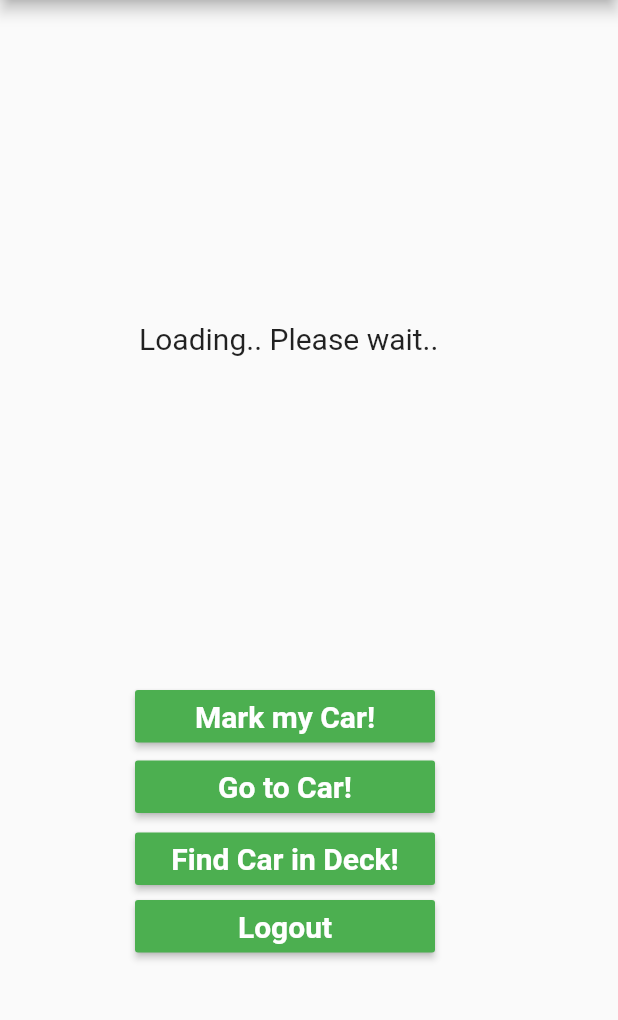
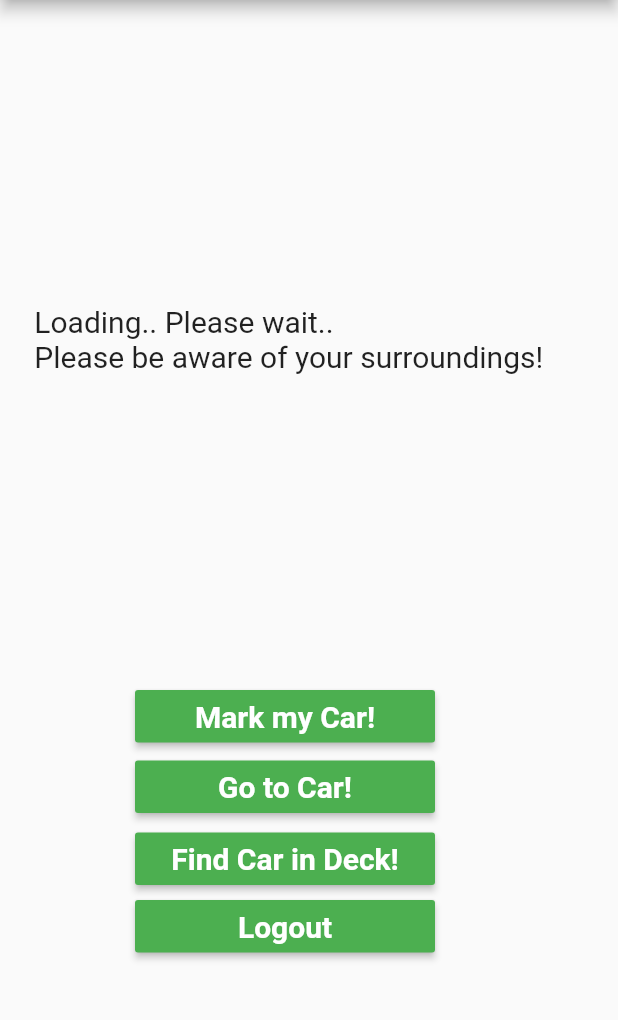
Before and after one commit to fundare/fundare, a Flutter app: the UserPage screen opened by its route, on a phone screen of 412 x 824 dp, the part 84-1104 px from its top. Run offline on Flutter 3.47's test engine with Material 2 defaults, Android fonts, the phone set to English and light mode, and no system bars; our stand-ins replace cloud_firestore, firebase_auth, geolocator, google_maps_flutter; missing offline and left inert: geoflutterfire; accounts and stored records are empty.

Commit message:
commiting local changes

```diff
--- a/3.0_fundare_app/lib/user.dart
+++ b/3.0_fundare_app/lib/user.dart
@@ -129,7 +129,7 @@ class _UserPageState extends State<UserPage> {
                       polylines: routePolyline)
                   : Center(
                       child: Text(
-                      'Loading.. Please wait..',
+                      'Loading.. Please wait..\nPlease be aware of your surroundings!',
                       style: TextStyle(fontSize: 20.0),
                     ))),
           // SizedBox(height: 5.0),
```
